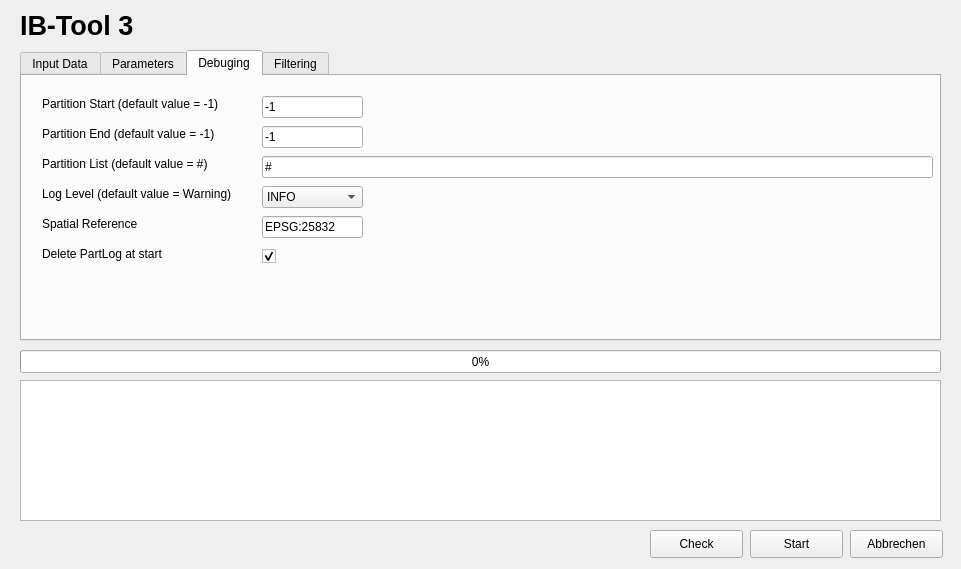
Old version of the form ibtool/ibtool_dialog_base.ui in the repository IB-Tool/IB-Tool-3.
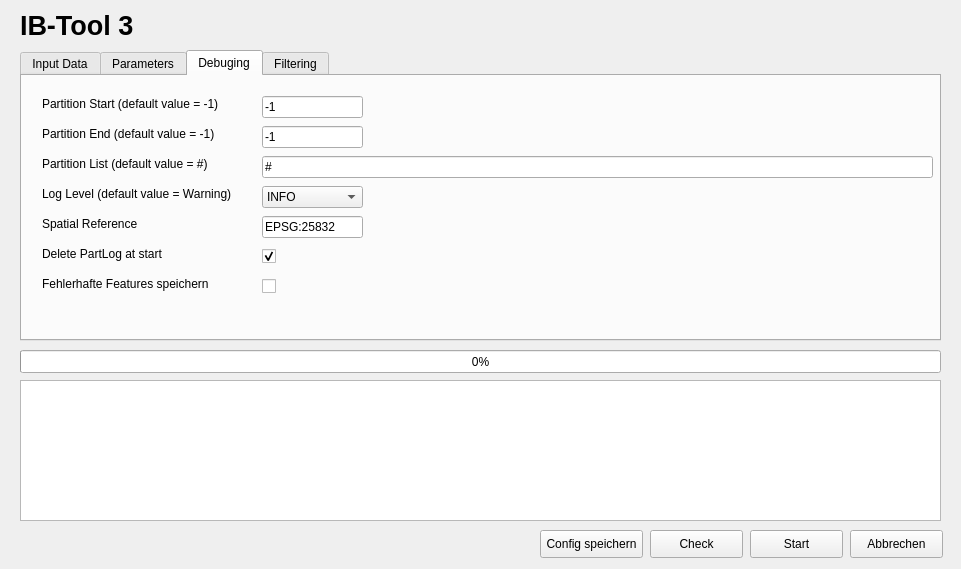
New version of the form. The open tabs and pages were chosen to show the change.

Commit message: Add DebugMode checkbox and SaveConfig button to dialog UI

Diff of the .ui file:
```diff
--- a/ibtool/ibtool_dialog_base.ui
+++ b/ibtool/ibtool_dialog_base.ui
@@ -783,6 +783,38 @@
       <bool>false</bool>
      </property>
     </widget>
+    <widget class="QLabel" name="label_debug_mode">
+     <property name="geometry">
+      <rect>
+       <x>20</x>
+       <y>200</y>
+       <width>211</width>
+       <height>16</height>
+      </rect>
+     </property>
+     <property name="text">
+      <string>Fehlerhafte Features speichern</string>
+     </property>
+    </widget>
+    <widget class="QCheckBox" name="DebugModeBox">
+     <property name="geometry">
+      <rect>
+       <x>240</x>
+       <y>200</y>
+       <width>81</width>
+       <height>20</height>
+      </rect>
+     </property>
+     <property name="text">
+      <string/>
+     </property>
+     <property name="checked">
+      <bool>false</bool>
+     </property>
+     <property name="tristate">
+      <bool>false</bool>
+     </property>
+    </widget>
    </widget>
    <widget class="QWidget" name="tab_4">
     <attribute name="title">
@@ -848,6 +880,19 @@
     </widget>
    </widget>
   </widget>
+  <widget class="QPushButton" name="SaveConfigButton">
+   <property name="geometry">
+    <rect>
+     <x>540</x>
+     <y>530</y>
+     <width>103</width>
+     <height>28</height>
+    </rect>
+   </property>
+   <property name="text">
+    <string>Config speichern</string>
+   </property>
+  </widget>
   <widget class="QPushButton" name="CheckButton">
    <property name="geometry">
     <rect>
```
Left out of the diff: 2 changed lines with no effect on the pictures.
